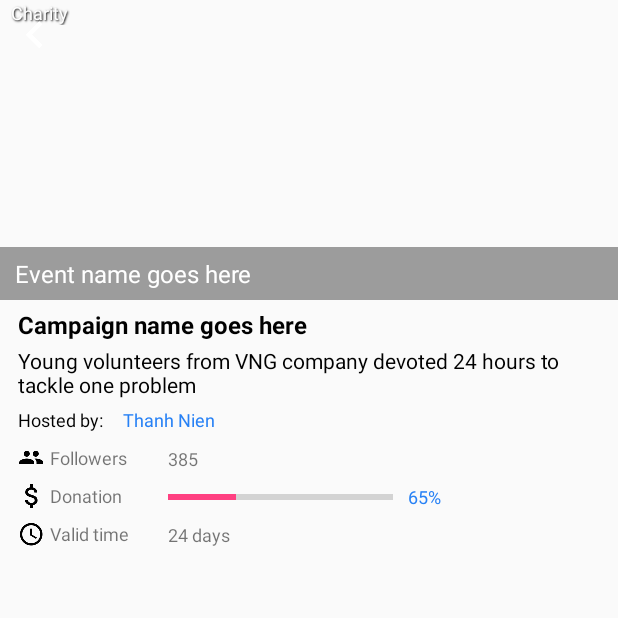
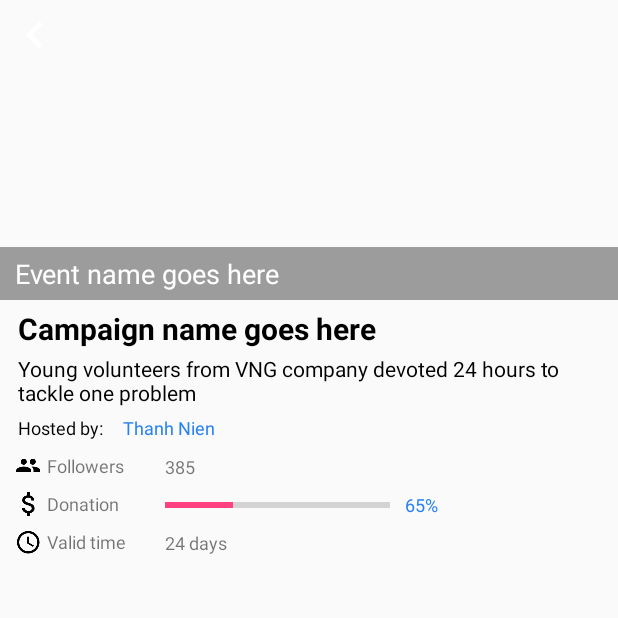
Before and after one commit to kennguyenbkpro/dontbesilent, an Android app: the CampaignDetailsActivity screen opened directly, with no data from a screen before it, on a phone screen of 412 x 824 dp, the top half of it. Run offline under Robolectric (Android 15) with nearby library versions, the phone set to English and light mode, and no system bars.

Commit message:
Update UI

```diff
--- a/DontBeSilent/app/src/main/res/layout/activity_campaign_details.xml
+++ b/DontBeSilent/app/src/main/res/layout/activity_campaign_details.xml
@@ -30,7 +30,7 @@
                     android:layout_height="wrap_content"
                     android:layout_gravity="center_horizontal"
                     android:layout_marginTop="10dp"
-                    android:textSize="14dp"
+                    android:textSize="16dp"
                     android:textColor="@android:color/black"
                     android:textStyle="bold"
                     android:text="@string/title_donation"/>
@@ -48,6 +48,7 @@
                     android:paddingRight="5dp"
                     android:background="?attr/selectableItemBackground"
                     android:textColor="@color/text_color_blue"
+                    android:textSize="14dp"
                     android:text="@string/btn_see_more"/>
                 <View
                     android:layout_width="match_parent"
@@ -59,7 +60,7 @@
                     android:layout_width="wrap_content"
                     android:layout_height="wrap_content"
                     android:layout_gravity="center_horizontal"
-                    android:textSize="14dp"
+                    android:textSize="16dp"
                     android:textColor="@android:color/black"
                     android:textStyle="bold"
                     android:text="@string/title_activity"/>
@@ -77,6 +78,7 @@
                     android:paddingRight="5dp"
                     android:background="?attr/selectableItemBackground"
                     android:textColor="@color/text_color_blue"
+                    android:textSize="14dp"
                     android:text="@string/btn_see_more"/>
                 <View
                     android:layout_width="match_parent"
@@ -88,7 +90,7 @@
                     android:layout_width="wrap_content"
                     android:layout_height="wrap_content"
                     android:layout_gravity="center_horizontal"
-                    android:textSize="14dp"
+                    android:textSize="16dp"
                     android:textColor="@android:color/black"
                     android:textStyle="bold"
                     android:text="@string/title_comment"/>
@@ -106,6 +108,7 @@
                     android:paddingRight="5dp"
                     android:background="?attr/selectableItemBackground"
                     android:textColor="@color/text_color_blue"
+                    android:textSize="14dp"
                     android:text="@string/btn_see_more"/>
             </LinearLayout>
         </RelativeLayout>
--- a/DontBeSilent/app/src/main/res/layout/layout_campaign_info_header.xml
+++ b/DontBeSilent/app/src/main/res/layout/layout_campaign_info_header.xml
@@ -26,7 +26,8 @@
         android:shadowDx="1"
         android:shadowRadius="1"
         android:shadowColor="@android:color/black"
-        android:text="Charity"/>
+        android:text="Charity"
+        android:visibility="gone"/>
 
     <ImageView
         android:id="@+id/item_campaign_imv_bookmark"
@@ -47,7 +48,8 @@
         android:gravity="center_vertical"
         android:background="#60000000"
         android:textColor="@android:color/white"
-        android:textSize="16dp"
+        android:textSize="18dp"
+        android:maxLines="1"
         android:text="Event name goes here"/>
 
     <TextView
@@ -56,6 +58,7 @@
         android:layout_height="wrap_content"
         android:layout_below="@id/item_campaign_imv_image"
         android:layout_marginLeft="10dp"
+        android:layout_marginRight="10dp"
         android:layout_marginTop="5dp"
         android:gravity="left|center_vertical"
         style="@style/TextViewName"
@@ -67,6 +70,7 @@
         android:layout_height="wrap_content"
         android:layout_below="@id/item_campaign_tv_name"
         android:layout_marginLeft="10dp"
+        android:layout_marginRight="10dp"
         android:layout_marginTop="3dp"
         android:gravity="left|center_vertical"
         style="@style/TextViewDescription"
@@ -80,7 +84,7 @@
         android:orientation="horizontal"
         android:layout_marginTop="5dp"
         android:layout_marginLeft="10dp"
-        android:layout_marginRight="5dp">
+        android:layout_marginRight="10dp">
             <TextView
                 android:layout_width="70dp"
                 android:layout_height="wrap_content"
@@ -101,6 +105,7 @@
         android:layout_width="match_parent"
         android:layout_height="wrap_content"
         android:layout_marginTop="5dp"
-        android:layout_marginLeft="12dp"
+        android:layout_marginLeft="10dp"
+        android:layout_marginRight="10dp"
         />
 </RelativeLayout>
--- a/DontBeSilent/app/src/main/res/values/styles.xml
+++ b/DontBeSilent/app/src/main/res/values/styles.xml
@@ -20,7 +20,8 @@
     <style name="TextViewName">
         <item name="android:textStyle">bold</item>
         <item name="android:textColor">@android:color/black</item>
-        <item name="android:textSize">16dp</item>
+        <item name="android:textSize">20dp</item>
+        <item name="android:maxLines">2</item>
         <item name="android:paddingLeft">2dp</item>
         <item name="android:paddingRight">2dp</item>
     </style>
@@ -28,6 +29,7 @@
     <style name="TextViewDescription">
         <item name="android:textColor">@android:color/black</item>
         <item name="android:textSize">14dp</item>
+        <item name="android:maxLines">3</item>
         <item name="android:paddingLeft">2dp</item>
         <item name="android:paddingRight">2dp</item>
     </style>
```
